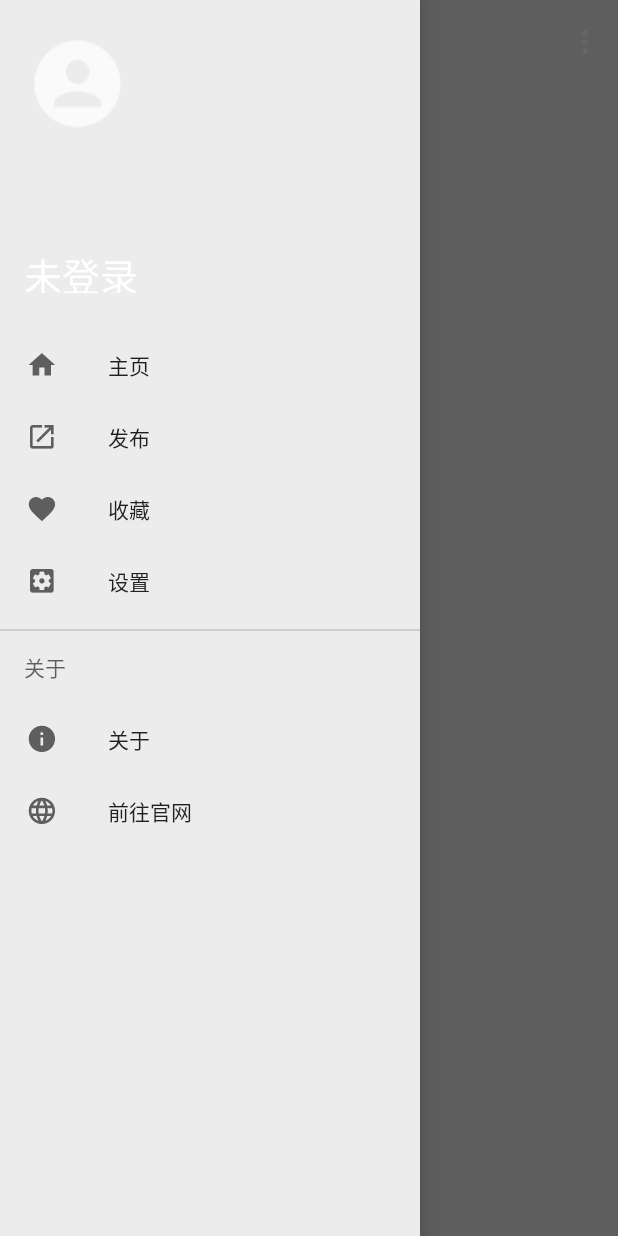
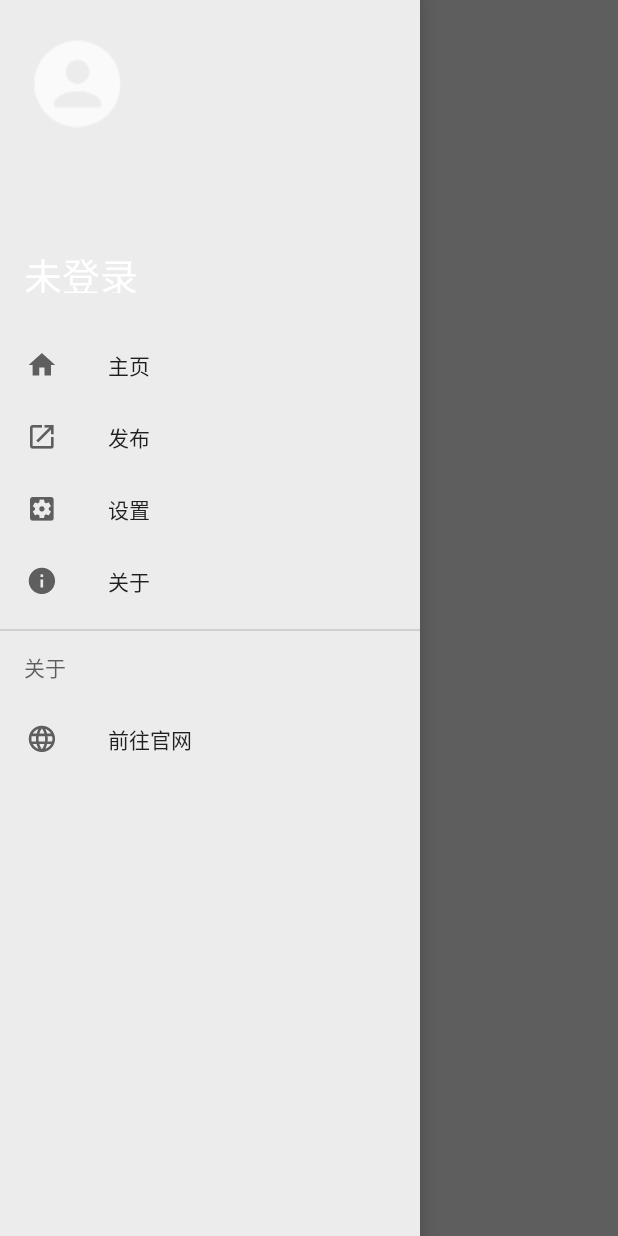
Before and after one commit to RayFantasyStudio/iCode-Android, an Android app: the screen it shows after launch (MainActivity), with the side drawer open, on a phone screen of 412 x 824 dp. Run offline under Robolectric (Android 15) with nearby library versions, the phone set to English and light mode, and no system bars; our stand-ins replace Volley, data binding; libraries missing offline, so code that uses them is left out: com.loopj.android, com.raizlabs.android, com.squareup.leakcanary, com.tencent.bugly, cz.msebera.android and 1 more; pictures from the network do not load; 15 statements that could not run were skipped.

Commit message:
屏蔽未完善功能

```diff
--- a/app/src/main/kotlin/com/rayfantasy/icode/ui/activity/BlocksActivity.kt
+++ b/app/src/main/kotlin/com/rayfantasy/icode/ui/activity/BlocksActivity.kt
@@ -53,7 +53,7 @@ class BlocksActivity : ActivityBindingStatus() {
             toast("rc = $rc")
             t.printStackTrace()
         })
-        block_fab.onClick { toReply() }
+//        block_fab.onClick { toReply() }
     }
 
     fun toReply() {
--- a/app/src/main/kotlin/com/rayfantasy/icode/ui/activity/MainActivity.kt
+++ b/app/src/main/kotlin/com/rayfantasy/icode/ui/activity/MainActivity.kt
@@ -110,11 +110,11 @@ class MainActivity : ActivityBase(), NavigationView.OnNavigationItemSelectedList
         }
     }
 
-    override fun onCreateOptionsMenu(menu: Menu): Boolean {
+  /*  override fun onCreateOptionsMenu(menu: Menu): Boolean {
         // Inflate the menu; this adds items to the action bar if it is present.
         menuInflater.inflate(R.menu.main, menu)
         return true
-    }
+    }*/
 
     override fun onOptionsItemSelected(item: MenuItem): Boolean {
         // Handle action bar item clicks here. The action bar will
@@ -152,7 +152,7 @@ class MainActivity : ActivityBase(), NavigationView.OnNavigationItemSelectedList
             R.id.nav_home -> replaceFragment(mainFragment)
             R.id.nav_about -> replaceFragment(aboutFragment)
             R.id.nav_edit -> startActivity(Intent(this@MainActivity, WriteCodeActivity::class.java))
-            R.id.nav_favourite -> replaceFragment(favoriteFragment)
+//            R.id.nav_favourite -> replaceFragment(favoriteFragment)
             R.id.nav_setting -> replaceFragment(settingFragment)
             R.id.nav_homepage -> OpenWeb()
 
--- a/app/src/main/kotlin/com/rayfantasy/icode/ui/activity/UserActivity.kt
+++ b/app/src/main/kotlin/com/rayfantasy/icode/ui/activity/UserActivity.kt
@@ -32,9 +32,9 @@ class UserActivity : ActivityBindingStatus() {
         username = intent.getSerializableExtra("username").toString()
         title = username
         initRecyclerView()
-        fab.setOnClickListener { view ->
-            Snackbar.make(view, "Replace with your own action", Snackbar.LENGTH_LONG).setAction("Action", null).show()
-        }
+//        fab.setOnClickListener { view ->
+//            Snackbar.make(view, "Replace with your own action", Snackbar.LENGTH_LONG).setAction("Action", null).show()
+//        }
 
     }
 
--- a/app/src/main/res/layout/activity_register.xml
+++ b/app/src/main/res/layout/activity_register.xml
@@ -52,8 +52,9 @@
             android:layout_width="wrap_content"
             android:layout_height="wrap_content"
             android:layout_gravity="bottom|end"
+            android:src="@mipmap/ic_create_new"
             android:layout_margin="@dimen/fab_margin"
-            app:imageResource="@{theme.icon}"
+
             app:backgroundTintList="@{theme.colorAccent}"/>
 
 </android.support.design.widget.CoordinatorLayout>
--- a/app/src/main/res/menu/nv_menu.xml
+++ b/app/src/main/res/menu/nv_menu.xml
@@ -10,22 +10,22 @@
             android:id="@+id/nav_edit"
             android:icon="@mipmap/ic_writecode_black"
             android:title="@string/write" />
-        <item
-            android:id="@+id/nav_favourite"
-            android:icon="@mipmap/ic_favorite_black"
-            android:title="@string/favorite" />
+        <!--<item-->
+            <!--android:id="@+id/nav_favourite"-->
+            <!--android:icon="@mipmap/ic_favorite_black"-->
+            <!--android:title="@string/favorite" />-->
 
         <item
             android:id="@+id/nav_setting"
             android:icon="@mipmap/ic_setting_black"
             android:title="@string/action_settings" />
+        <item
+            android:id="@+id/nav_about"
+            android:icon="@mipmap/ic_info_black"
+            android:title="@string/about" />
     </group>
     <item android:title="@string/about">
         <menu>
-            <item
-                android:id="@+id/nav_about"
-                android:icon="@mipmap/ic_info_black"
-                android:title="@string/about" />
             <item
                 android:id="@+id/nav_homepage"
                 android:icon="@mipmap/ic_website_black"
```
Also changed, not shown: app/src/main/res/layout/activity_blocks.xml (+8 -8 lines), app/src/main/res/layout/activity_user.xml (+8 -8 lines).
